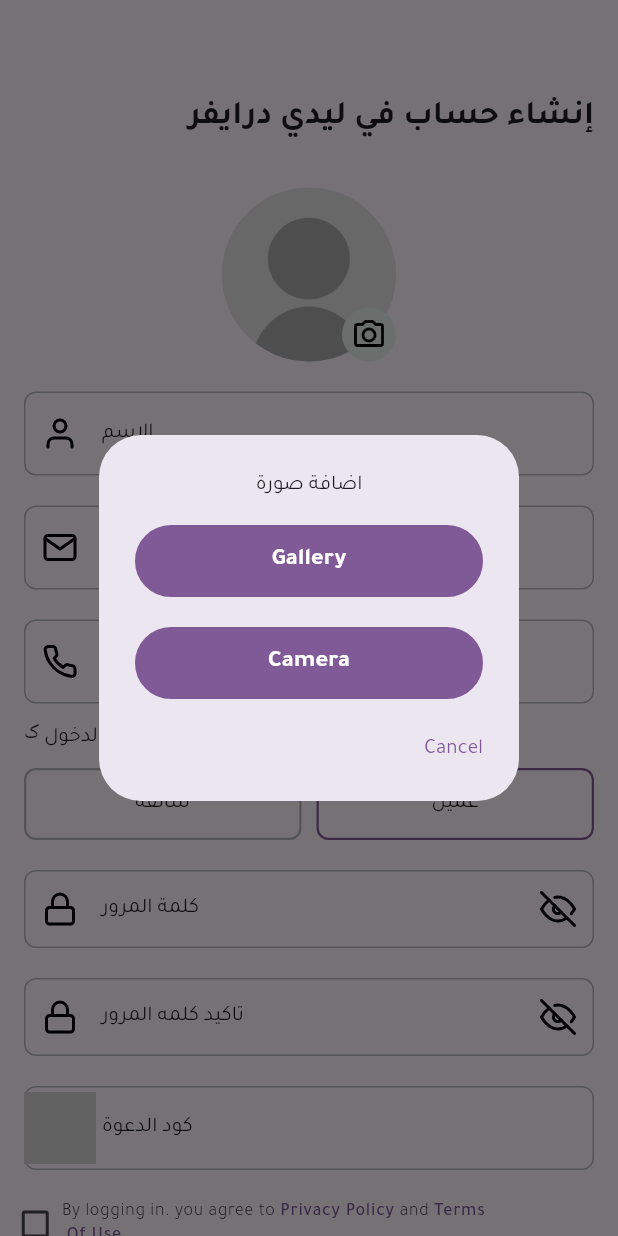
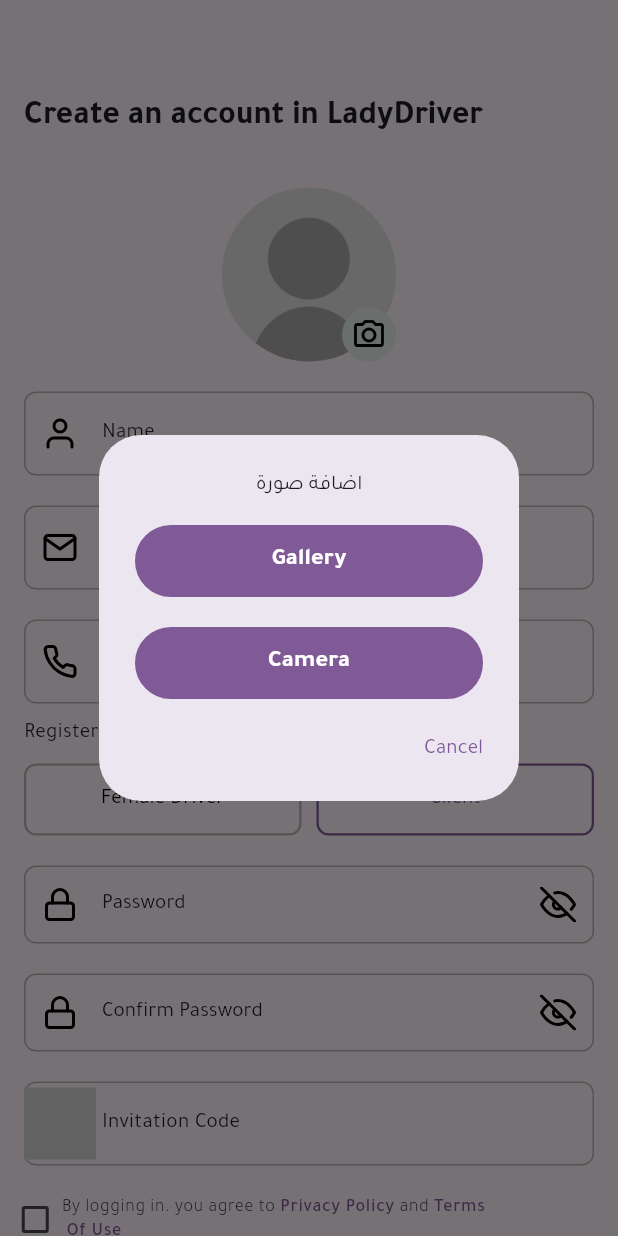
Before and after one commit to elsankry02/Lady_Driver_App, a Flutter app: the CreateAnAccountPage screen opened by its route, after a tap on the "camera alt" icon, on a phone screen of 412 x 824 dp. Run offline on Flutter 3.47's test engine with Material 3 defaults, Android fonts, the phone set to English and light mode, and no system bars; our stand-ins replace auto_route, flutter_svg, image_picker, pinput, shared_preferences; accounts and stored records are empty.

Commit message:
finish Create An Account Page

```diff
--- a/lib/core/models/onboarding_model.dart
+++ b/lib/core/models/onboarding_model.dart
@@ -1,20 +1,18 @@
 import 'package:lady_driver/core/constant/image_manger.dart';
 
 class OnboardingModel {
-  final String? skip;
   final String image;
   final String lableText;
   final String text;
 
-  OnboardingModel(this.image, this.text, this.lableText, {this.skip});
+  OnboardingModel(this.image, this.text, this.lableText);
 }
 
 List<OnboardingModel> listOnBoarding = [
   OnboardingModel(
     ImageManger.kOndoarding1,
-    '.ليديدرايفر: راحتكِ أولاً',
+    ".ليديدرايفر: راحتكِ أولاً",
     'حددي وجهتكِ واختاري السيارة المناسبة لكِ',
-    skip: 'تخطي',
   ),
   OnboardingModel(
     ImageManger.kOndoarding2,
--- a/lib/home/pages/create_an_account/create_an_account_page.dart
+++ b/lib/home/pages/create_an_account/create_an_account_page.dart
@@ -9,6 +9,7 @@
 import 'package:lady_driver/home/pages/create_an_account/widget/circler_image_picker.dart';
 import 'package:lady_driver/home/pages/create_an_account/widget/create_account_enum_widget.dart';
 import 'package:lady_driver/home/pages/create_an_account/widget/rich_text_create_an_account_widget.dart';
+import 'package:lady_driver/l10n/app_localizations.dart';
 
 @RoutePage()
 class CreateAnAccountPage extends StatefulWidget {
@@ -47,9 +48,9 @@
           padding: const EdgeInsets.symmetric(horizontal: 16),
           children: [
             const SizedBox(height: 65),
+            //! إنشاء حساب في ليدي درايفر
             Text(
-              'إنشاء حساب في ليدي درايفر',
-              textAlign: TextAlign.end,
+              AppLocalizations.of(context)!.createAnAccountInLadyDriver,
               style:
                   textTheme.titleLarge!.copyWith(fontWeight: FontWeight.w700),
             ),
@@ -66,7 +67,7 @@
                   return 'this field cannot be empty';
                 }
               },
-              hintText: 'الاسم',
+              hintText: AppLocalizations.of(context)!.name,
               suffixIcon: SvgManger.kUser,
               controller: userController,
             ),
@@ -80,7 +81,7 @@
                   return 'this field cannot be empty';
                 }
               },
-              hintText: 'البريد الالكترونى',
+              hintText: AppLocalizations.of(context)!.email,
               suffixIcon: SvgManger.kMail,
               controller: emailController,
             ),
@@ -94,14 +95,16 @@
                   return 'this field cannot be empty';
                 }
               },
-              hintText: 'رقم الهاتف',
+              hintText: AppLocalizations.of(context)!.phoneNumber,
               suffixIcon: SvgManger.kPhone,
               keyboardType: TextInputType.phone,
               controller: phoneController,
             ),
             const SizedBox(height: 10),
             //! تسجيل الدخول ک
-            const Text('تسجيل الدخول ک'),
+            Text(
+              AppLocalizations.of(context)!.registerAs,
+            ),
             const SizedBox(height: 10),
             //! Create Account Enum Widget
             const CreateAccountEnumWidget(),
@@ -115,7 +118,7 @@
                   return 'valid';
                 }
               },
-              hintText: 'كلمة المرور',
+              hintText: AppLocalizations.of(context)!.password,
               suffixIcon: SvgManger.kLock,
               controller: passwordController,
             ),
@@ -128,7 +131,7 @@
                   return 'valid';
                 }
               },
-              hintText: 'تاكيد كلمه المرور',
+              hintText: AppLocalizations.of(context)!.confirmPassword,
               suffixIcon: SvgManger.kLock,
               controller: passwordController,
             ),
@@ -142,7 +145,7 @@
                   return 'this field cannot be empty';
                 }
               },
-              hintText: 'كود الدعوة',
+              hintText: AppLocalizations.of(context)!.invitationCode,
               suffixIcon: SvgManger.kShare2,
               controller: inviteCodeController,
             ),
@@ -165,7 +168,7 @@
                     }
                   : null,
               child: CustomBotton(
-                  text: 'إنشاء الحساب',
+                  text: AppLocalizations.of(context)!.createAccount,
                   color: isSelected
                       ? ColorManger.kPrimaryColor
                       : ColorManger.kBorderColor,
@@ -175,6 +178,7 @@
                       : ColorManger.kBorderColor),
             ),
             const SizedBox(height: 30),
+            //! Rich Text
             RichTextCreateAnAccountWidget(textTheme: textTheme),
             sizedbox,
           ],
--- a/lib/home/pages/create_an_account/widget/create_account_enum_widget.dart
+++ b/lib/home/pages/create_an_account/widget/create_account_enum_widget.dart
@@ -1,5 +1,6 @@
 import 'package:flutter/material.dart';
 import 'package:lady_driver/core/constant/color_manger.dart';
+import 'package:lady_driver/l10n/app_localizations.dart';
 
 enum IsSelected { client, femaleDriver }
 
@@ -40,9 +41,12 @@
               child: Center(
                 //! سائقة
                 child: Text(
-                  'سائقة',
-                  style: textTheme.titleSmall!
-                      .copyWith(fontWeight: FontWeight.w400),
+                  AppLocalizations.of(context)!.femaleDriver,
+                  style: textTheme.titleSmall!.copyWith(
+                      fontWeight: FontWeight.w400,
+                      color: isSelected == IsSelected.femaleDriver
+                          ? ColorManger.kPrimaryColor
+                          : Colors.black),
                 ),
               ),
             ),
@@ -69,9 +73,12 @@
               child: Center(
                 //! عميل
                 child: Text(
-                  'عميل',
-                  style: textTheme.titleSmall!
-                      .copyWith(fontWeight: FontWeight.w400),
+                  AppLocalizations.of(context)!.client,
+                  style: textTheme.titleSmall!.copyWith(
+                      color: isSelected == IsSelected.client
+                          ? ColorManger.kPrimaryColor
+                          : Colors.black,
+                      fontWeight: FontWeight.w400),
                 ),
               ),
             ),
--- a/lib/home/pages/create_an_account/widget/rich_text_create_an_account_widget.dart
+++ b/lib/home/pages/create_an_account/widget/rich_text_create_an_account_widget.dart
@@ -3,6 +3,7 @@
 import 'package:flutter/material.dart';
 import 'package:lady_driver/core/constant/color_manger.dart';
 import 'package:lady_driver/core/router/router.dart';
+import 'package:lady_driver/l10n/app_localizations.dart';
 
 class RichTextCreateAnAccountWidget extends StatelessWidget {
   const RichTextCreateAnAccountWidget({super.key, required this.textTheme});
@@ -16,12 +17,12 @@
         children: [
           //! لديك حساب بالفعل ؟
           TextSpan(
-            text: 'لديك حساب بالفعل؟ ',
+            text: AppLocalizations.of(context)!.alreadyHaveAnAccount,
             style: textTheme.titleSmall!.copyWith(fontWeight: FontWeight.w400),
           ),
           //! تسجيل الدخول
           TextSpan(
-            text: 'تسجيل الدخول',
+            text: AppLocalizations.of(context)!.logIN,
             style: textTheme.titleSmall!.copyWith(
                 fontWeight: FontWeight.w400, color: ColorManger.kPrimaryColor),
             recognizer: TapGestureRecognizer()
--- a/lib/l10n/app_ar.arb
+++ b/lib/l10n/app_ar.arb
@@ -11,7 +11,21 @@
  "privacyPolicy" : "سياسه\n الخصوصيه ",
  "and": "و ",
  "termsOfUse" : "شروط الاستخدام",
-"dontHaveAnAccount" : " ليس لديك حساب؟"
+ "dontHaveAnAccount" : " ليس لديك حساب؟",
+ "alreadyHaveAnAccount" : "لديك حساب بالفعل؟ ",
+ "createAnAccountInLadyDriver":"إنشاء حساب في ليدي درايفر",
+ "name" : "الاسم",
+ "phone number" : "رقم الهاتف",
+ "ladyDriverYourComfortComesFirst" : ".ليديدرايفر: راحتكِ أولاً",
+ "skip" : "تخطي",
+ "next" : "التالي",
+ "invitationCode" :"كود الدعوة",
+ "confirmPassword": "تأكيد كلمة المرور",
+ "client":"عميل",
+ "femaleDriver":"سائقة",
+ "registerAs" : "تسجيل الدخول ک"
+
+
 
 
     }
--- a/lib/l10n/app_en.arb
+++ b/lib/l10n/app_en.arb
@@ -11,5 +11,21 @@
 "privacyPolicy" : "Privacy Policy ",
 "and": "and ",
 "termsOfUse" : "Terms\n Of Use",
-"dontHaveAnAccount" : "Don't have an account? "
+"dontHaveAnAccount" : "Don't have an account? ",
+"alreadyHaveAnAccount" : "Already have an account? ",
+"createAnAccountInLadyDriver":"Create an account in LadyDriver ",
+"name" : "Name",
+"phoneNumber" : "Phone Number",
+"ladyDriverYourComfortComesFirst": "LadyDriver: Your comfort comes first",
+"skip" : "Skip",
+"next" : "Next",
+"invitationCode" :"Invitation Code",
+"confirmPassword":"Confirm Password",
+"client":"Client",
+"femaleDriver":"Female Driver",
+"registerAs" : "Register as"
+
+
+
+
 }
--- a/lib/l10n/app_localizations.dart
+++ b/lib/l10n/app_localizations.dart
@@ -166,6 +166,78 @@
   /// In en, this message translates to:
   /// **'Don\'t have an account? '**
   String get dontHaveAnAccount;
+
+  /// No description provided for @alreadyHaveAnAccount.
+  ///
+  /// In en, this message translates to:
+  /// **'Already have an account? '**
+  String get alreadyHaveAnAccount;
+
+  /// No description provided for @createAnAccountInLadyDriver.
+  ///
+  /// In en, this message translates to:
+  /// **'Create an account in LadyDriver '**
+  String get createAnAccountInLadyDriver;
+
+  /// No description provided for @name.
+  ///
+  /// In en, this message translates to:
+  /// **'Name'**
+  String get name;
+
+  /// No description provided for @phoneNumber.
+  ///
+  /// In en, this message translates to:
+  /// **'Phone Number'**
+  String get phoneNumber;
+
+  /// No description provided for @ladyDriverYourComfortComesFirst.
+  ///
+  /// In en, this message translates to:
+  /// **'LadyDriver: Your comfort comes first'**
+  String get ladyDriverYourComfortComesFirst;
+
+  /// No description provided for @skip.
+  ///
+  /// In en, this message translates to:
+  /// **'Skip'**
+  String get skip;
+
+  /// No description provided for @next.
+  ///
+  /// In en, this message translates to:
+  /// **'Next'**
+  String get next;
+
+  /// No description provided for @invitationCode.
+  ///
+  /// In en, this message translates to:
+  /// **'Invitation Code'**
+  String get invitationCode;
+
+  /// No description provided for @confirmPassword.
+  ///
+  /// In en, this message translates to:
+  /// **'Confirm Password'**
+  String get confirmPassword;
+
+  /// No description provided for @client.
+  ///
+  /// In en, this message translates to:
+  /// **'Client'**
+  String get client;
+
+  /// No description provided for @femaleDriver.
+  ///
+  /// In en, this message translates to:
+  /// **'Female Driver'**
+  String get femaleDriver;
+
+  /// No description provided for @registerAs.
+  ///
+  /// In en, this message translates to:
+  /// **'Register as'**
+  String get registerAs;
 }
 
 class _AppLocalizationsDelegate extends LocalizationsDelegate<AppLocalizations> {
--- a/lib/l10n/app_localizations_en.dart
+++ b/lib/l10n/app_localizations_en.dart
@@ -41,4 +41,40 @@
 
   @override
   String get dontHaveAnAccount => 'Don\'t have an account? ';
+
+  @override
+  String get alreadyHaveAnAccount => 'Already have an account? ';
+
+  @override
+  String get createAnAccountInLadyDriver => 'Create an account in LadyDriver ';
+
+  @override
+  String get name => 'Name';
+
+  @override
+  String get phoneNumber => 'Phone Number';
+
+  @override
+  String get ladyDriverYourComfortComesFirst => 'LadyDriver: Your comfort comes first';
+
+  @override
+  String get skip => 'Skip';
+
+  @override
+  String get next => 'Next';
+
+  @override
+  String get invitationCode => 'Invitation Code';
+
+  @override
+  String get confirmPassword => 'Confirm Password';
+
+  @override
+  String get client => 'Client';
+
+  @override
+  String get femaleDriver => 'Female Driver';
+
+  @override
+  String get registerAs => 'Register as';
 }
```
Also changed, not shown: lib/home/pages/on_boarding/onboarding_page.dart (+4 -4 lines), lib/l10n/app_localizations_ar.dart (+36 -0 lines).
